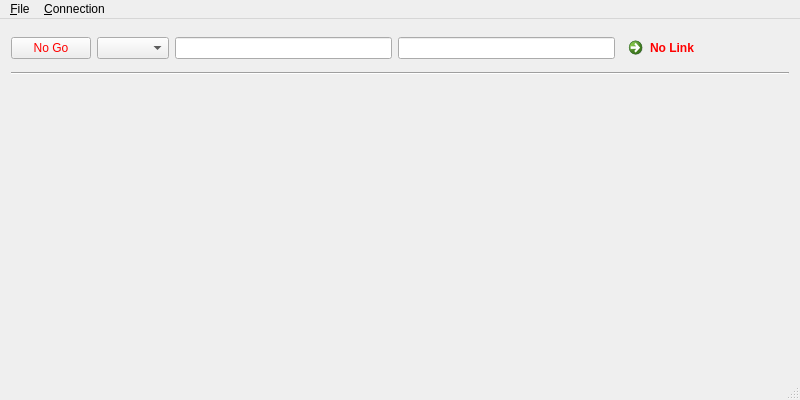
The window that client/bison_view.ui (UCR-UAS/BISON-View) describes before a commit, drawn with Qt 5.
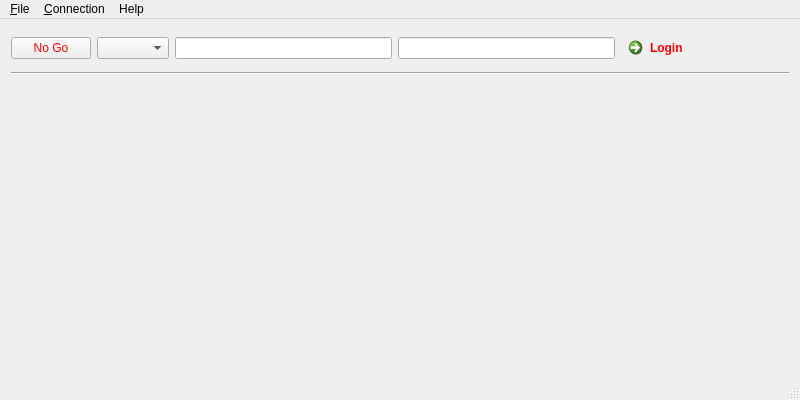
The same window after the commit.

Patch:
```diff
--- a/client/bison_view.ui
+++ b/client/bison_view.ui
@@ -45,7 +45,7 @@
           <string notr="true">color: red;</string>
          </property>
          <property name="text">
-          <string>No Link</string>
+          <string>Login</string>
          </property>
         </widget>
        </item>
@@ -110,8 +110,16 @@
     </property>
     <addaction name="actionSet_Server"/>
    </widget>
+   <widget class="QMenu" name="menuHelp">
+    <property name="title">
+     <string>Help</string>
+    </property>
+    <addaction name="actionBISON_View_Help"/>
+    <addaction name="actionWhat_s_this"/>
+   </widget>
    <addaction name="menuFile"/>
    <addaction name="menuConnection"/>
+   <addaction name="menuHelp"/>
   </widget>
   <widget class="QStatusBar" name="statusBar"/>
   <action name="actionSave_Telemetry">
```
Left out of the diff: 10 changed lines with no effect on the pictures.
